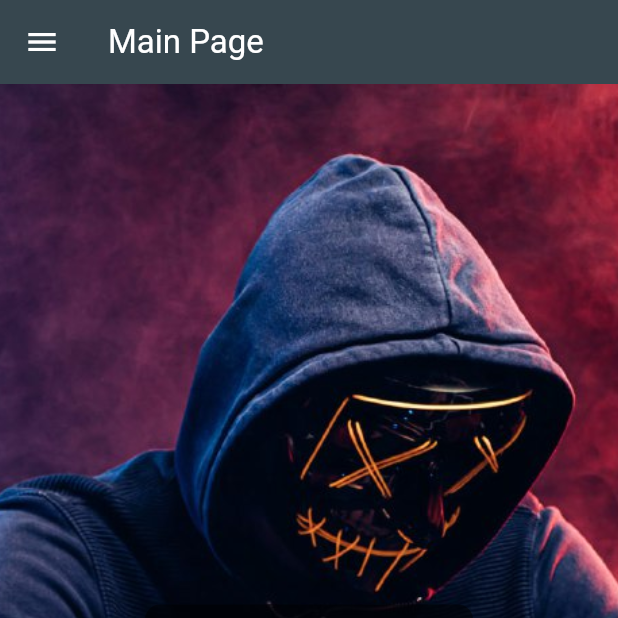
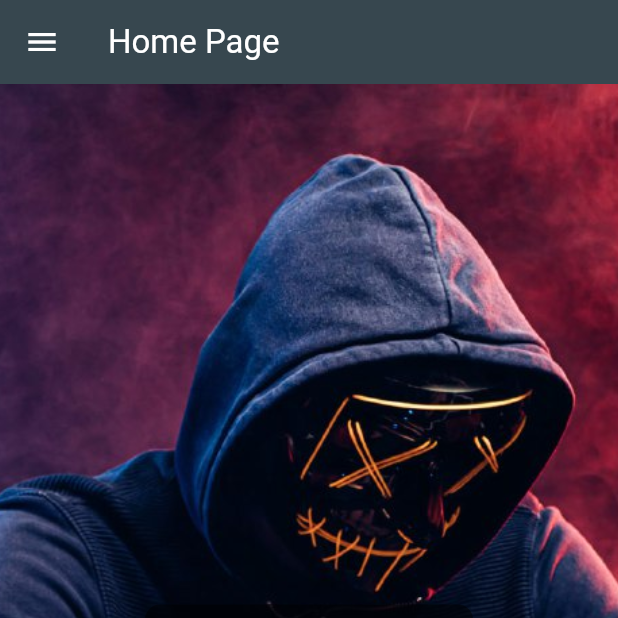
Before and after one commit to ElyasAhmadi786/simple-project-collection, a Flutter app: the screen it shows after launch, on a phone screen of 412 x 824 dp, the top half of it. Run offline on Flutter 3.47's test engine with Material 3 defaults, Android fonts, the phone set to English and light mode, and no system bars; our stand-ins replace font_awesome_flutter.

Commit message:
Update home_page.dart

```diff
--- a/flutter_application_1/lib/home_page.dart
+++ b/flutter_application_1/lib/home_page.dart
@@ -9,7 +9,7 @@ class HomePage extends StatelessWidget {
       backgroundColor: Colors.blueGrey,
       appBar: AppBar(
         iconTheme: IconThemeData(color: Colors.white),
-        title: const Text("Main Page",
+        title: const Text("Home Page",
           style: TextStyle(color: Colors.white),
         ),
         backgroundColor: Colors.blueGrey[800],
```
